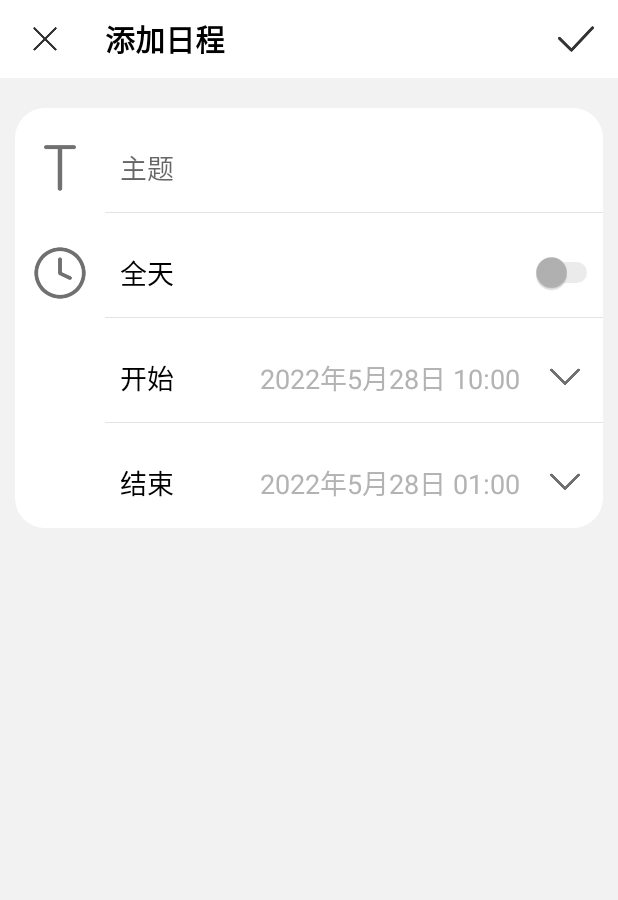
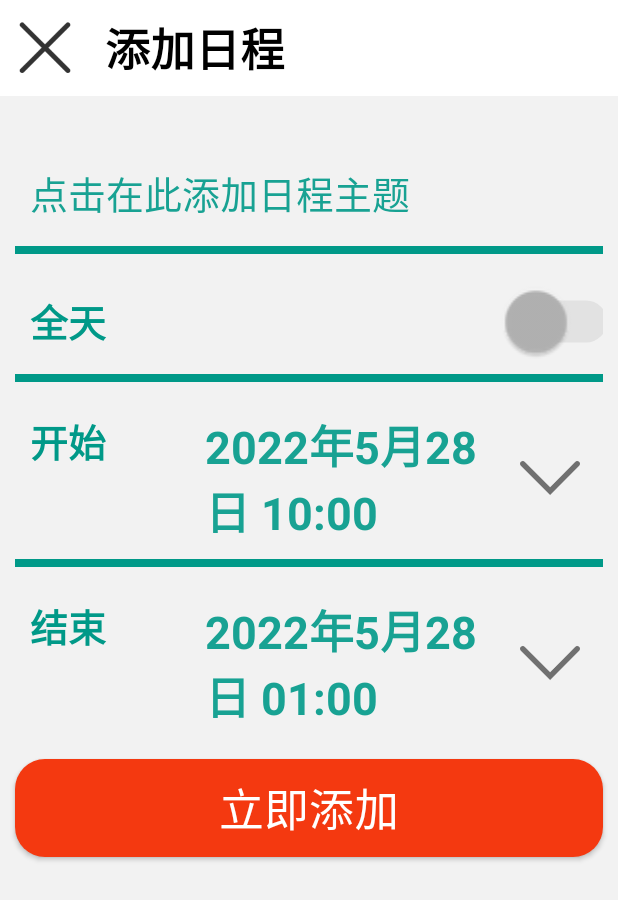
Before and after one commit to Archett0/Android-Calendar, an Android app: the OldmanAddActivity screen opened directly, with no data from a screen before it, on a phone screen of 412 x 824 dp. Shown: the top 900 px of the screen. Run offline under Robolectric (Android 15) with nearby library versions, the phone set to English and light mode, and no system bars; pictures from the network do not load; 1 statement that could not run was skipped.

Commit message:
修复了一个导致软件崩溃的bug。

```diff
--- a/app/src/main/java/edu/zjut/androiddeveloper_ailaiziciqi/Calendar/OldmanAddActivity.java
+++ b/app/src/main/java/edu/zjut/androiddeveloper_ailaiziciqi/Calendar/OldmanAddActivity.java
@@ -50,7 +50,8 @@ public class OldmanAddActivity extends AppCompatActivity {
     private boolean isSwitched = false;
     private Switch aSwitch;
 
-    private ImageView back, submit;
+    private ImageView back;
+    private Button submit;
 
     private EditText scheduleTitle;
 
@@ -68,7 +69,7 @@ public class OldmanAddActivity extends AppCompatActivity {
     @Override
     protected void onCreate(Bundle savedInstanceState) {
         super.onCreate(savedInstanceState);
-        setContentView(R.layout.add_schedule_activity);
+        setContentView(R.layout.activity_oldman_add);
 
         getWindow().getDecorView().setSystemUiVisibility(View.SYSTEM_UI_FLAG_LAYOUT_FULLSCREEN | View.SYSTEM_UI_FLAG_LIGHT_STATUS_BAR);
 
```
